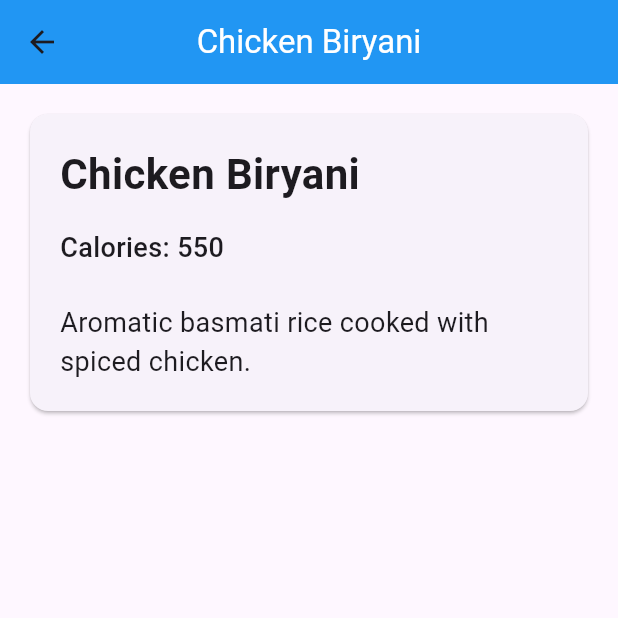
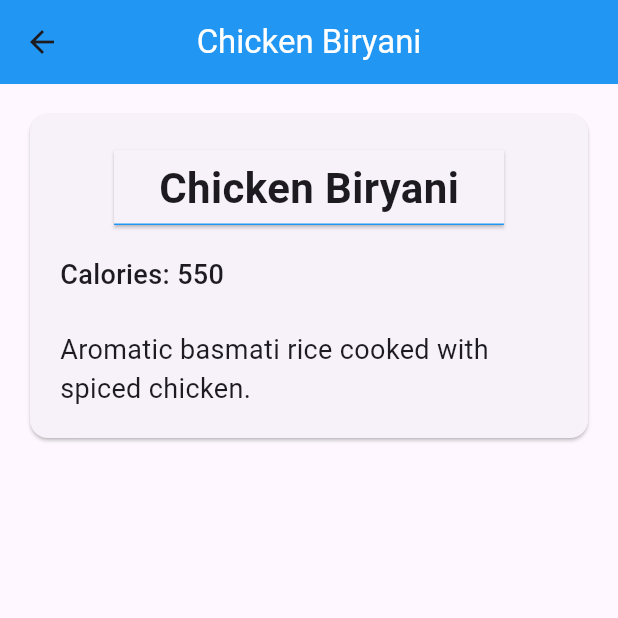
Before and after one commit to nasir330/Module14LiveTest, a Flutter app: the screen it shows after launch, after a tap on an icon or button, on a phone screen of 412 x 824 dp, the top half of it. Run offline on Flutter 3.47's test engine with Material 3 defaults, Android fonts, the phone set to English and light mode, and no system bars.

Commit message:
text formated

```diff
--- a/lib/details.dart
+++ b/lib/details.dart
@@ -20,14 +20,25 @@ class Details extends StatelessWidget {
           child: Padding(
             padding: const EdgeInsets.all(20.0),
             child: Column(
+              mainAxisAlignment: MainAxisAlignment.center,
               mainAxisSize: MainAxisSize.min,
               crossAxisAlignment: CrossAxisAlignment.start,
               children: [
-                Text(
-                  recipe.title,
-                  style: const TextStyle(
-                    fontSize: 28,
-                    fontWeight: FontWeight.bold,
+                Center(
+                  child: Card(
+                    shape: Border(
+                      bottom: BorderSide(color: Colors.blue),
+                    ),
+                    child: Padding(
+                      padding: const EdgeInsets.symmetric(horizontal: 30,vertical: 5),
+                      child: Text(
+                        recipe.title,
+                        style: const TextStyle(
+                          fontSize: 28,
+                          fontWeight: FontWeight.bold,
+                        ),
+                      ),
+                    ),
                   ),
                 ),
                 const SizedBox(height: 16),
```
